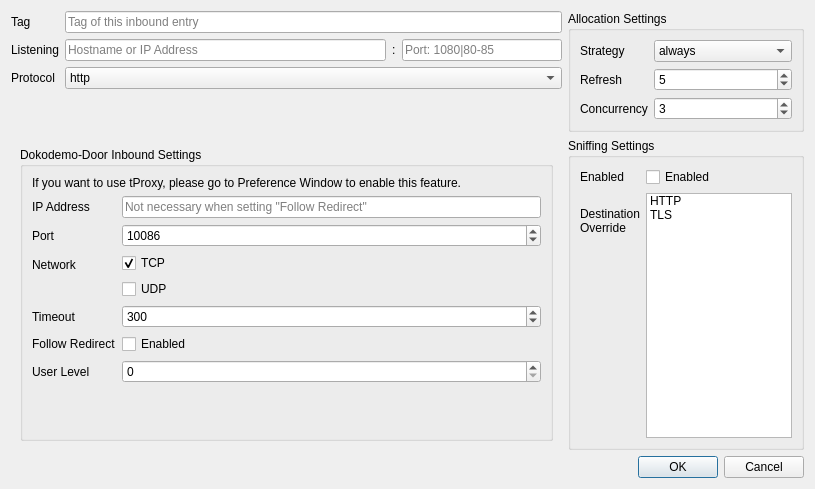
This is src/ui/editors/w_InboundEditor.ui in Qv2ray/Qv2ray as Qt 5 draws it before an edit. The edited form follows.
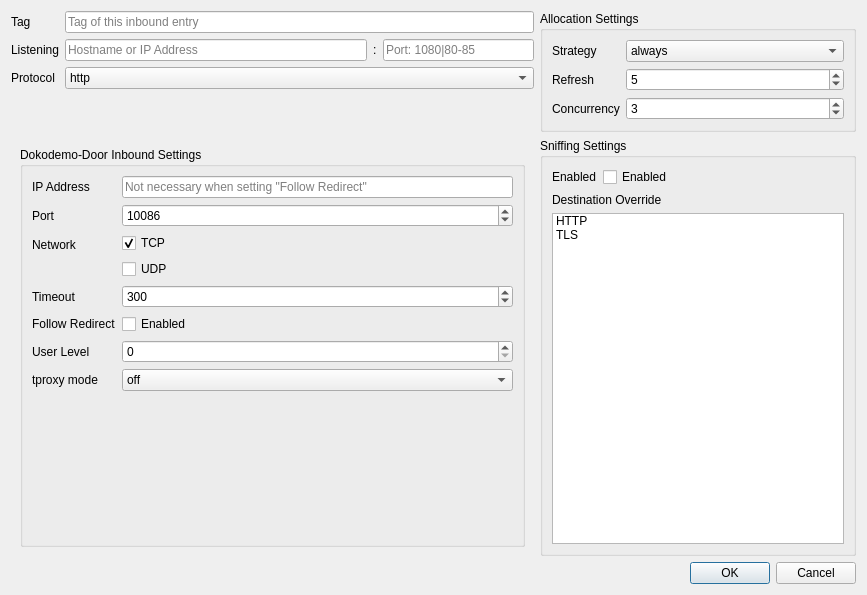
This is the edited form. The open tabs and pages were chosen to show the change.

Commit message: add: DNS order, DNS validation, tProxy for doko inbound, plugin editor for complex editor, port detector with listenIp

What changed in the file:
```diff
--- a/src/ui/editors/w_InboundEditor.ui
+++ b/src/ui/editors/w_InboundEditor.ui
@@ -9,8 +9,8 @@
    <rect>
     <x>0</x>
     <y>0</y>
-    <width>815</width>
-    <height>489</height>
+    <width>867</width>
+    <height>595</height>
    </rect>
   </property>
   <property name="windowTitle">
@@ -19,8 +19,8 @@
   <property name="modal">
    <bool>true</bool>
   </property>
-  <layout class="QGridLayout" name="gridLayout" columnstretch="7,3">
-   <item row="2" column="0">
+  <layout class="QGridLayout" name="gridLayout">
+   <item row="0" column="0">
     <layout class="QFormLayout" name="formLayout_4">
      <item row="0" column="0">
       <widget class="QLabel" name="label_4">
@@ -113,7 +113,7 @@
      </item>
     </layout>
    </item>
-   <item row="2" column="1">
+   <item row="0" column="1">
     <widget class="QGroupBox" name="groupBox_3">
      <property name="title">
       <string>Allocation Settings</string>
@@ -204,94 +204,7 @@
      </layout>
     </widget>
    </item>
-   <item row="4" column="1">
-    <widget class="QGroupBox" name="groupBox_2">
-     <property name="title">
-      <string>Sniffing Settings</string>
-     </property>
-     <layout class="QFormLayout" name="formLayout_2">
-      <item row="1" column="0">
-       <widget class="QLabel" name="label_5">
-        <property name="minimumSize">
-         <size>
-          <width>0</width>
-          <height>32</height>
-         </size>
-        </property>
-        <property name="maximumSize">
-         <size>
-          <width>80</width>
-          <height>16777215</height>
-         </size>
-        </property>
-        <property name="text">
-         <string>Destination Override</string>
-        </property>
-        <property name="textFormat">
-         <enum>Qt::RichText</enum>
-        </property>
-        <property name="scaledContents">
-         <bool>false</bool>
-        </property>
-        <property name="wordWrap">
-         <bool>true</bool>
-        </property>
-        <property name="buddy">
-         <cstring>destOverrideList</cstring>
-        </property>
-       </widget>
-      </item>
-      <item row="1" column="1">
-       <widget class="QListWidget" name="destOverrideList">
-        <item>
-         <property name="text">
-          <string notr="true">HTTP</string>
-         </property>
-         <property name="checkState">
-          <enum>Unchecked</enum>
-         </property>
-        </item>
-        <item>
-         <property name="text">
-          <string notr="true">TLS</string>
-         </property>
-         <property name="checkState">
-          <enum>Unchecked</enum>
-         </property>
-        </item>
-       </widget>
-      </item>
-      <item row="0" column="1">
-       <widget class="QCheckBox" name="enableSniffingCB">
-        <property name="text">
-         <string>Enabled</string>
-        </property>
-       </widget>
-      </item>
-      <item row="0" column="0">
-       <widget class="QLabel" name="label_29">
-        <property name="text">
-         <string>Enabled</string>
-        </property>
-        <property name="buddy">
-         <cstring>enableSniffingCB</cstring>
-        </property>
-       </widget>
-      </item>
-     </layout>
-    </widget>
-   </item>
-   <item row="5" column="1">
-    <widget class="QDialogButtonBox" name="buttonBox">
-     <property name="orientation">
-      <enum>Qt::Horizontal</enum>
-     </property>
-     <property name="standardButtons">
-      <set>QDialogButtonBox::Cancel|QDialogButtonBox::Ok</set>
-     </property>
-    </widget>
-   </item>
-   <item row="4" column="0">
+   <item row="1" column="0">
     <widget class="QStackedWidget" name="stackedWidget">
      <property name="currentIndex">
       <number>0</number>
@@ -556,7 +469,7 @@
           <string>Dokodemo-Door Inbound Settings</string>
          </property>
          <layout class="QFormLayout" name="formLayout_6">
-          <item row="1" column="0">
+          <item row="0" column="0">
            <widget class="QLabel" name="label_11">
             <property name="text">
              <string>IP Address</string>
@@ -566,14 +479,14 @@
             </property>
            </widget>
           </item>
-          <item row="1" column="1">
+          <item row="0" column="1">
            <widget class="QLineEdit" name="dokoIPAddrTxt">
             <property name="placeholderText">
              <string>Not necessary when setting &quot;Follow Redirect&quot;</string>
             </property>
            </widget>
           </item>
-          <item row="2" column="0">
+          <item row="1" column="0">
            <widget class="QLabel" name="label_22">
             <property name="text">
              <string>Port</string>
@@ -583,7 +496,7 @@
             </property>
            </widget>
           </item>
-          <item row="2" column="1">
+          <item row="1" column="1">
            <widget class="QSpinBox" name="dokoPortSB">
             <property name="minimum">
              <number>1</number>
@@ -596,7 +509,7 @@
             </property>
            </widget>
           </item>
-          <item row="4" column="0">
+          <item row="2" column="0">
            <widget class="QLabel" name="label_23">
             <property name="text">
              <string>Network</string>
@@ -606,7 +519,17 @@
             </property>
            </widget>
           </item>
-          <item row="4" column="1">
+          <item row="3" column="0">
+           <widget class="QLabel" name="label_24">
+            <property name="text">
+             <string>Timeout</string>
+            </property>
+            <property name="buddy">
+             <cstring>dokoTimeoutSB</cstring>
+            </property>
+           </widget>
+          </item>
+          <item row="2" column="1">
            <layout class="QVBoxLayout" name="verticalLayout">
             <item>
              <widget class="QCheckBox" name="dokoTCPCB">
@@ -630,37 +553,7 @@
             </item>
            </layout>
           </item>
-          <item row="5" column="0">
-           <widget class="QLabel" name="label_24">
-            <property name="text">
-             <string>Timeout</string>
-            </property>
-            <property name="buddy">
-             <cstring>dokoTimeoutSB</cstring>
-            </property>
-           </widget>
-          </item>
-          <item row="6" column="0">
-           <widget class="QLabel" name="label_25">
-            <property name="text">
-             <string>Follow Redirect</string>
-            </property>
-            <property name="buddy">
-             <cstring>dokoFollowRedirectCB</cstring>
-            </property>
-           </widget>
-          </item>
-          <item row="7" column="0">
-           <widget class="QLabel" name="label_26">
-            <property name="text">
-             <string>User Level</string>
-            </property>
-            <property name="buddy">
-             <cstring>dokoUserLevelSB</cstring>
-            </property>
-           </widget>
-          </item>
-          <item row="5" column="1">
+          <item row="3" column="1">
            <widget class="QSpinBox" name="dokoTimeoutSB">
             <property name="minimum">
              <number>-1</number>
@@ -673,21 +566,66 @@
             </property>
            </widget>
           </item>
-          <item row="6" column="1">
+          <item row="4" column="1">
            <widget class="QCheckBox" name="dokoFollowRedirectCB">
             <property name="text">
              <string>Enabled</string>
             </property>
            </widget>
           </item>
-          <item row="7" column="1">
+          <item row="4" column="0">
+           <widget class="QLabel" name="label_25">
+            <property name="text">
+             <string>Follow Redirect</string>
+            </property>
+            <property name="buddy">
+             <cstring>dokoFollowRedirectCB</cstring>
+            </property>
+           </widget>
+          </item>
+          <item row="5" column="0">
+           <widget class="QLabel" name="label_26">
+            <property name="text">
+             <string>User Level</string>
+            </property>
+            <property name="buddy">
+             <cstring>dokoUserLevelSB</cstring>
+            </property>
+           </widget>
+          </item>
+          <item row="5" column="1">
            <widget class="QSpinBox" name="dokoUserLevelSB"/>
           </item>
-          <item row="0" column="0" colspan="2">
+          <item row="6" column="0">
            <widget class="QLabel" name="label_30">
             <property name="text">
-             <string>If you want to use tProxy, please go to Preference Window to enable this feature.</string>
+             <string>tproxy mode</string>
             </property>
+            <property name="buddy">
+             <cstring>dokoUserLevelSB</cstring>
+            </property>
+           </widget>
+          </item>
+          <item row="6" column="1">
+           <widget class="QComboBox" name="dokotproxyCombo">
+            <property name="currentText">
+             <string notr="true">off</string>
+            </property>
+            <item>
+             <property name="text">
+              <string>off</string>
+             </property>
+            </item>
+            <item>
+             <property name="text">
+              <string>redirect</string>
+             </property>
+            </item>
+            <item>
+             <property name="text">
+              <string>tproxy</string>
+             </property>
+            </item>
            </widget>
           </item>
          </layout>
@@ -757,6 +695,81 @@
      </widget>
     </widget>
    </item>
+   <item row="1" column="1">
+    <widget class="QGroupBox" name="groupBox_2">
+     <property name="title">
+      <string>Sniffing Settings</string>
+     </property>
+     <layout class="QFormLayout" name="formLayout_2">
+      <item row="0" column="0">
+       <widget class="QLabel" name="label_29">
+        <property name="text">
+         <string>Enabled</string>
+        </property>
+        <property name="buddy">
+         <cstring>enableSniffingCB</cstring>
+        </property>
+       </widget>
+      </item>
+      <item row="0" column="1">
+       <widget class="QCheckBox" name="enableSniffingCB">
+        <property name="text">
+         <string>Enabled</string>
+        </property>
+       </widget>
+      </item>
+      <item row="2" column="0" colspan="2">
+       <widget class="QListWidget" name="destOverrideList">
+        <item>
+         <property name="text">
+          <string notr="true">HTTP</string>
+         </property>
+         <property name="checkState">
+          <enum>Unchecked</enum>
+         </property>
+        </item>
+        <item>
+         <property name="text">
+          <string notr="true">TLS</string>
+         </property>
+         <property name="checkState">
+          <enum>Unchecked</enum>
+         </property>
+        </item>
+       </widget>
+      </item>
+      <item row="1" column="0" colspan="2">
+       <widget class="QLabel" name="label_5">
+        <property name="text">
+         <string>Destination Override</string>
+        </property>
+        <property name="textFormat">
+         <enum>Qt::RichText</enum>
+        </property>
+        <property name="scaledContents">
+         <bool>false</bool>
+        </property>
+        <property name="wordWrap">
+         <bool>true</bool>
+        </property>
+        <property name="buddy">
+         <cstring>destOverrideList</cstring>
+        </property>
+       </widget>
+      </item>
+     </layout>
+    </widget>
+   </item>
+   <item row="2" column="1">
+    <widget class="QDialogButtonBox" name="buttonBox">
+     <property name="orientation">
+      <enum>Qt::Horizontal</enum>
+     </property>
+     <property name="standardButtons">
+      <set>QDialogButtonBox::Cancel|QDialogButtonBox::Ok</set>
+     </property>
+    </widget>
+   </item>
   </layout>
  </widget>
  <tabstops>
```
Left out of the diff: 76 changed lines with no effect on the pictures. The commit also changes 28 other files.
